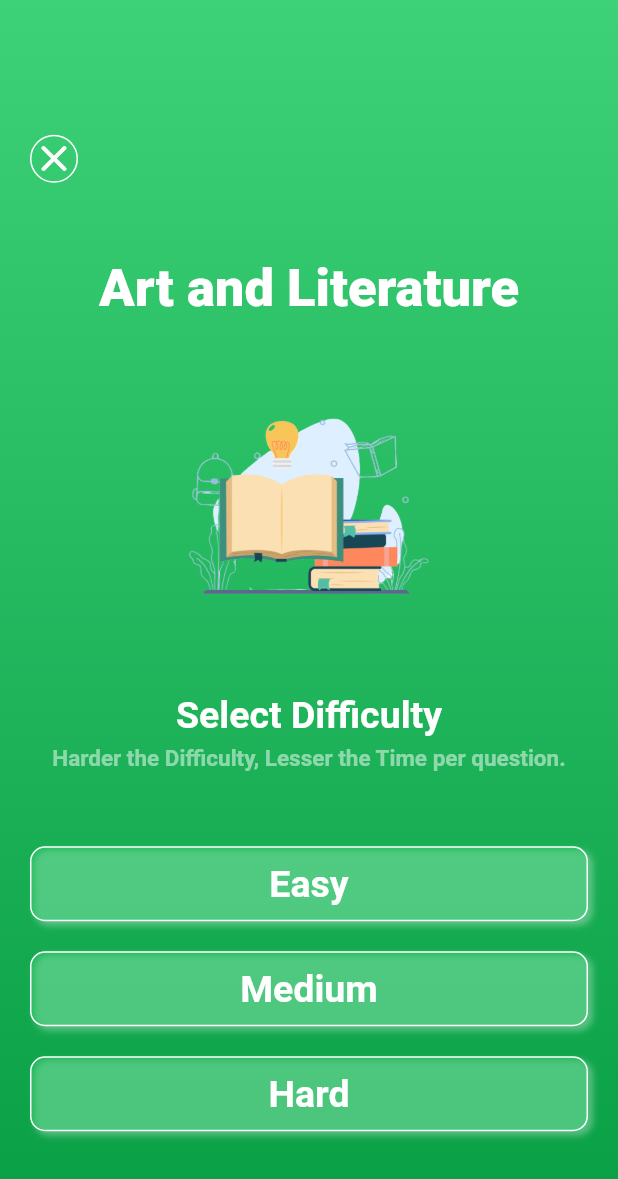
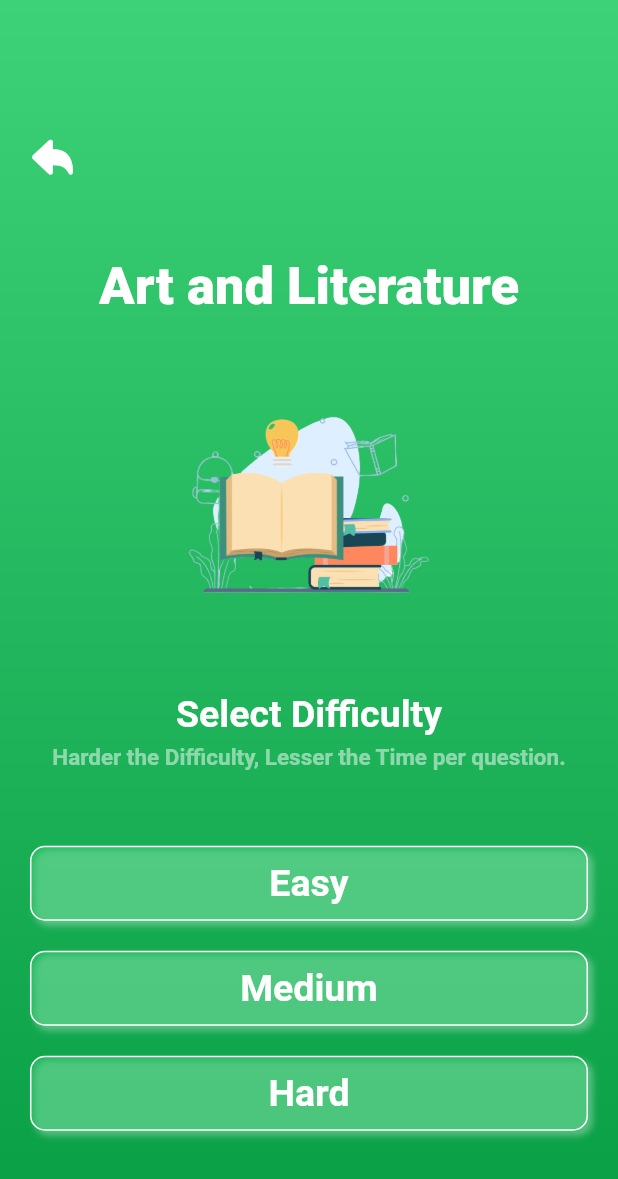
Before and after one commit to khuong02/flutter_project, a Flutter app: the screen it shows once a user with an empty profile is signed in, after a tap on "Art and Literature", on a phone screen of 412 x 824 dp. Shown: the top 1179 px of the screen. Run offline on Flutter 3.47's test engine with Material 2 defaults, Android fonts, the phone set to English and light mode, and no system bars; our stand-ins replace auto_size_text, circular_countdown_timer, equatable, firebase_auth, firebase_core, flutter_riverpod and 7 more; missing offline and left inert: dart:ffi, fl_score_bar; accounts and stored records are empty; network calls fail.

Commit message:
fix size ui

```diff
--- a/lib/Widgets/close_button.dart
+++ b/lib/Widgets/close_button.dart
@@ -1,3 +1,4 @@
+import 'package:flutter/cupertino.dart';
 import 'package:flutter/material.dart';
 
 class CustomCloseButton extends StatelessWidget {
@@ -7,17 +8,13 @@ class CustomCloseButton extends StatelessWidget {
 
   @override
   Widget build(BuildContext context) {
-    return Container(
-      decoration: BoxDecoration(
-        shape: BoxShape.circle,
-        border: Border.all(color: Colors.white),
-      ),
+    return SizedBox(
       child: GestureDetector(
         onTap: () {
           Navigator.pop(context);
         },
         child: const Icon(
-          Icons.close_rounded,
+          CupertinoIcons.arrowshape_turn_up_left_fill,
           color: Colors.white,
           size: 30,
         ),
--- a/lib/Widgets/optionWidget.dart
+++ b/lib/Widgets/optionWidget.dart
@@ -26,7 +26,7 @@ class OptionWidget extends StatelessWidget {
       child: Container(
         padding: const EdgeInsets.only(left: 10, right: 10, top: 5, bottom: 5),
         alignment: Alignment.center,
-        height: size.height * 0.05,
+        height: size.height * 0.065,
         width: size.width,
         decoration: BoxDecoration(
           color: optionColor,
@@ -42,7 +42,7 @@ class OptionWidget extends StatelessWidget {
         child: SizedBox(
           child: AutoSizeText(
             option,
-            minFontSize: 16,
+            minFontSize: 14,
             style: TextStyle(
               fontWeight: FontWeight.bold,
               fontSize: 18,
```
Also changed, not shown: lib/features/question/header_question.dart (+18 -26 lines).
